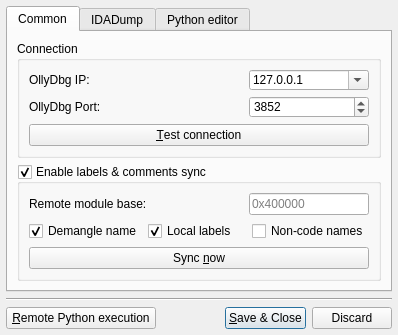
The window that labeless_ida/ui/settingsdialog.ui (a1ext/labeless) describes before a commit, drawn with Qt 5.
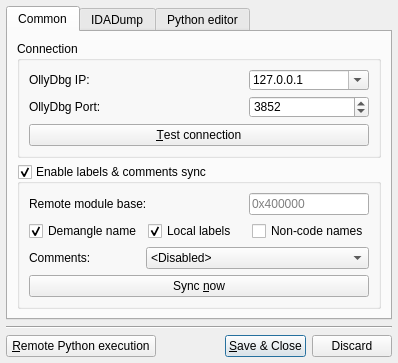
The same window after the commit. Icons and pictures are not drawn. Custom widgets are drawn as their Qt base class.

Commit message: Comments syncronization implemented (configurable).

```diff
--- a/labeless_ida/ui/settingsdialog.ui
+++ b/labeless_ida/ui/settingsdialog.ui
@@ -7,7 +7,7 @@
     <x>0</x>
     <y>0</y>
     <width>389</width>
-    <height>328</height>
+    <height>356</height>
    </rect>
   </property>
   <property name="windowTitle">
@@ -241,6 +241,47 @@
               </item>
              </layout>
             </item>
+            <item>
+             <layout class="QHBoxLayout" name="horizontalLayout_9" stretch="1,2">
+              <item>
+               <widget class="QLabel" name="label_8">
+                <property name="text">
+                 <string>Comments:</string>
+                </property>
+               </widget>
+              </item>
+              <item>
+               <widget class="QComboBox" name="cbCommentsSync">
+                <property name="sizeAdjustPolicy">
+                 <enum>QComboBox::AdjustToMinimumContentsLength</enum>
+                </property>
+                <property name="duplicatesEnabled">
+                 <bool>true</bool>
+                </property>
+                <item>
+                 <property name="text">
+                  <string>&lt;Disabled&gt;</string>
+                 </property>
+                </item>
+                <item>
+                 <property name="text">
+                  <string>Non-repeatable</string>
+                 </property>
+                </item>
+                <item>
+                 <property name="text">
+                  <string>Repeatable</string>
+                 </property>
+                </item>
+                <item>
+                 <property name="text">
+                  <string>All</string>
+                 </property>
+                </item>
+               </widget>
+              </item>
+             </layout>
+            </item>
             <item>
              <widget class="QPushButton" name="bSyncNow">
               <property name="text">
```
The commit also changes 8 other files.
